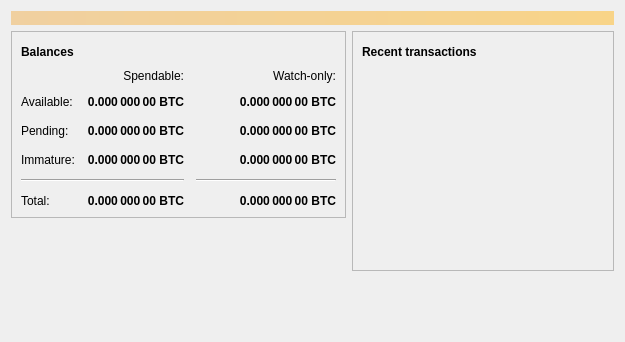
exosiscrypto/exosis, file src/qt/forms/overviewpage.ui: the form before one commit.
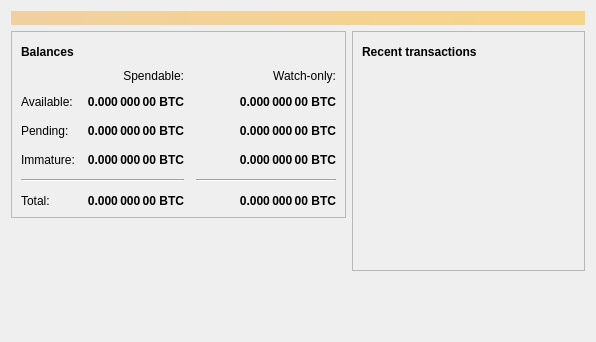
The form after the commit. Icons and pictures are not drawn.

```diff
--- a/src/qt/forms/overviewpage.ui
+++ b/src/qt/forms/overviewpage.ui
@@ -6,7 +6,7 @@
    <rect>
     <x>0</x>
     <y>0</y>
-    <width>625</width>
+    <width>596</width>
     <height>342</height>
    </rect>
   </property>
```
Left out of the diff: 14 changed lines with no effect on the pictures.
